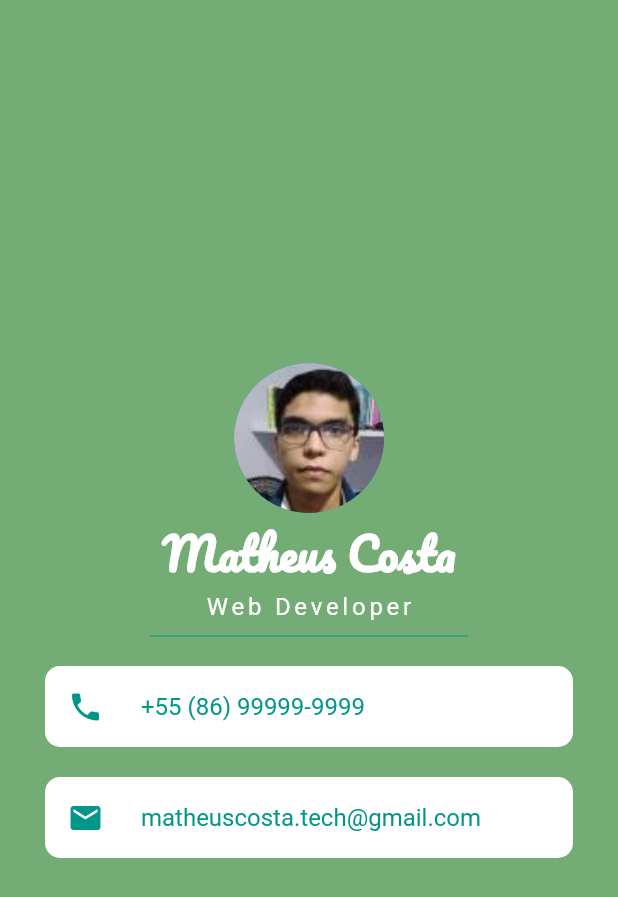
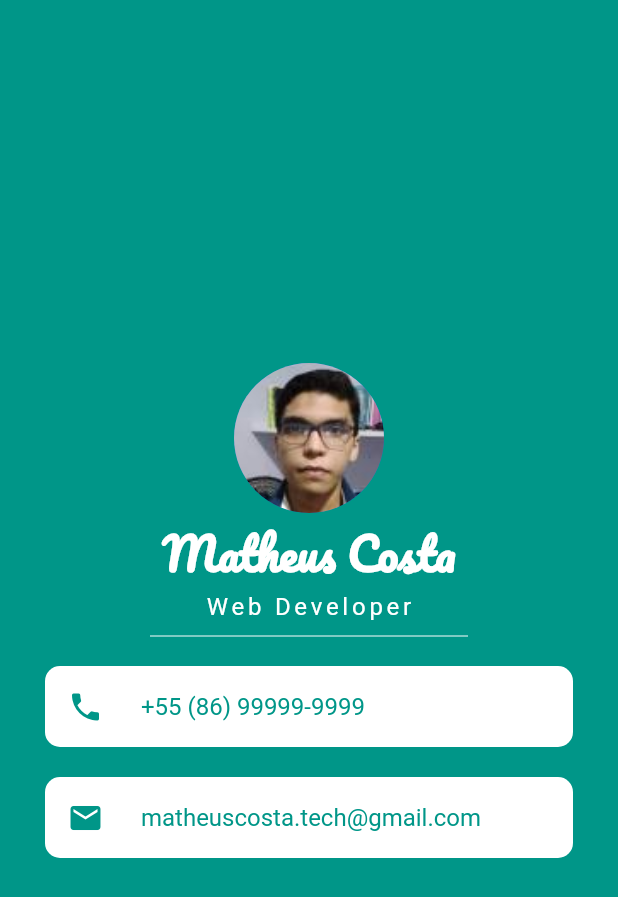
Before and after one commit to Matheus-IT/my_card, a Flutter app: the screen it shows after launch, on a phone screen of 412 x 824 dp. Shown: the top 897 px of the screen. Run offline on Flutter 3.47's test engine with Material 2 defaults, Android fonts, the phone set to English and light mode, and no system bars.

Commit message:
quck fix colors

```diff
--- a/lib/main.dart
+++ b/lib/main.dart
@@ -13,7 +13,7 @@ class MyCardApp extends StatelessWidget {
       home: Scaffold(
         body: Container(
           width: double.infinity,
-          color: const Color.fromARGB(255, 115, 172, 117),
+          color: Colors.teal,
           child: Column(
             mainAxisAlignment: MainAxisAlignment.center,
             children: const [
@@ -40,7 +40,7 @@ class MyCardApp extends StatelessWidget {
                 ),
               ),
               Divider(
-                color: Colors.teal,
+                color: Colors.white,
                 height: 20.0,
                 indent: 100.0,
                 endIndent: 100.0,
```
